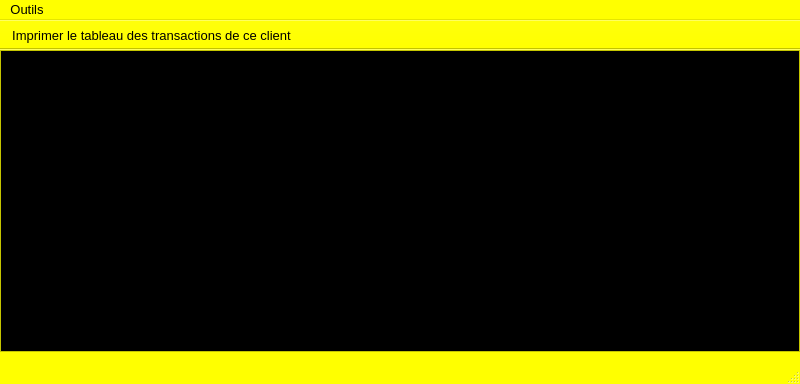
Old version of the form ui/yeroth-erp-tableau-des-transactions-du-client-window.ui in the repository xnoumbissinoundou/yeroth-erp-3.0.
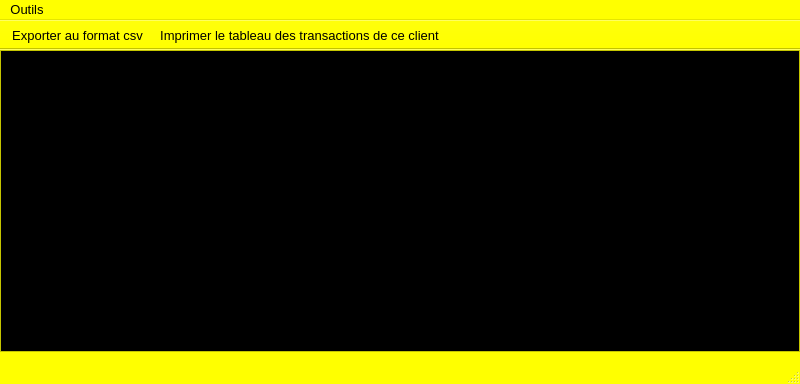
New version of the form. Icons and pictures are not drawn. Custom widgets are drawn as their Qt base class.

Commit message: On branch master 	modified:   ui/yeroth-erp-historique-du-stock-window.ui 	modified:   ui/yeroth-erp-tableau-des-transactions-du-client-window.ui 	modified:   ui/yeroth-erp-tableau-des-transactions-du-fournisseur-window.ui

```diff
--- a/ui/yeroth-erp-tableau-des-transactions-du-client-window.ui
+++ b/ui/yeroth-erp-tableau-des-transactions-du-client-window.ui
@@ -1745,6 +1745,7 @@
    <attribute name="toolBarBreak">
     <bool>false</bool>
    </attribute>
+   <addaction name="actionExporter_au_format_csv"/>
    <addaction name="actionAfficherPDF"/>
   </widget>
   <action name="actionAfficherPDF">
@@ -1764,6 +1765,21 @@
     </font>
    </property>
   </action>
+  <action name="actionExporter_au_format_csv">
+   <property name="icon">
+    <iconset>
+     <normalon>:/yeroth-erp-3-0-images/yeroth-erp-3.0-export-csv-data-icon.png</normalon>
+    </iconset>
+   </property>
+   <property name="text">
+    <string>Exporter au format csv</string>
+   </property>
+   <property name="font">
+    <font>
+     <pointsize>10</pointsize>
+    </font>
+   </property>
+  </action>
  </widget>
  <customwidgets>
   <customwidget>
```
Left out of the diff: 1 changed line with no effect on the pictures. The commit also changes 2 other files.
